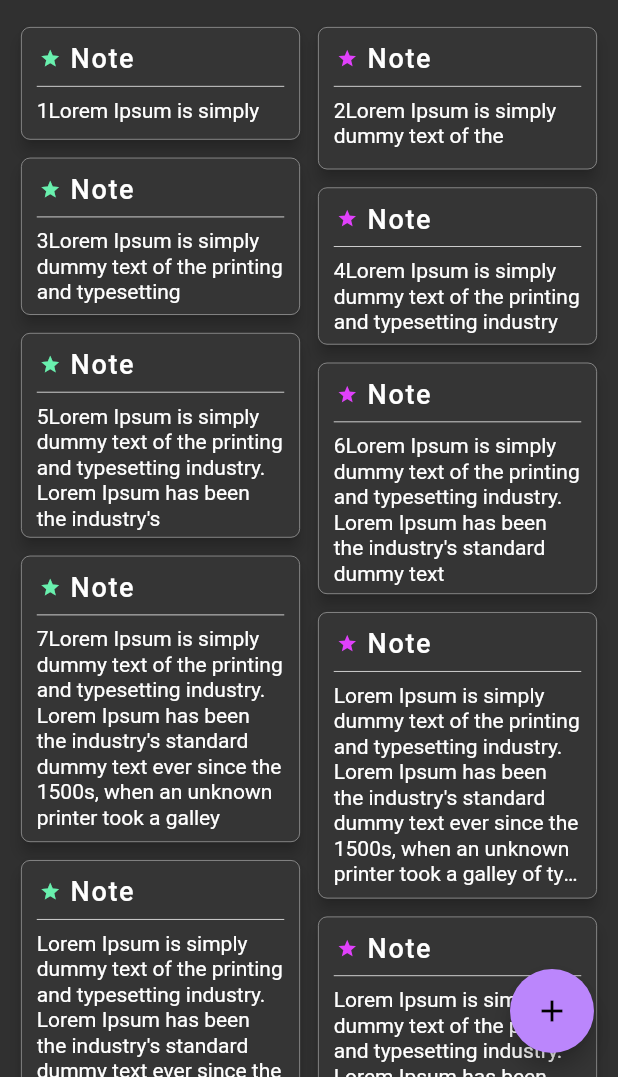
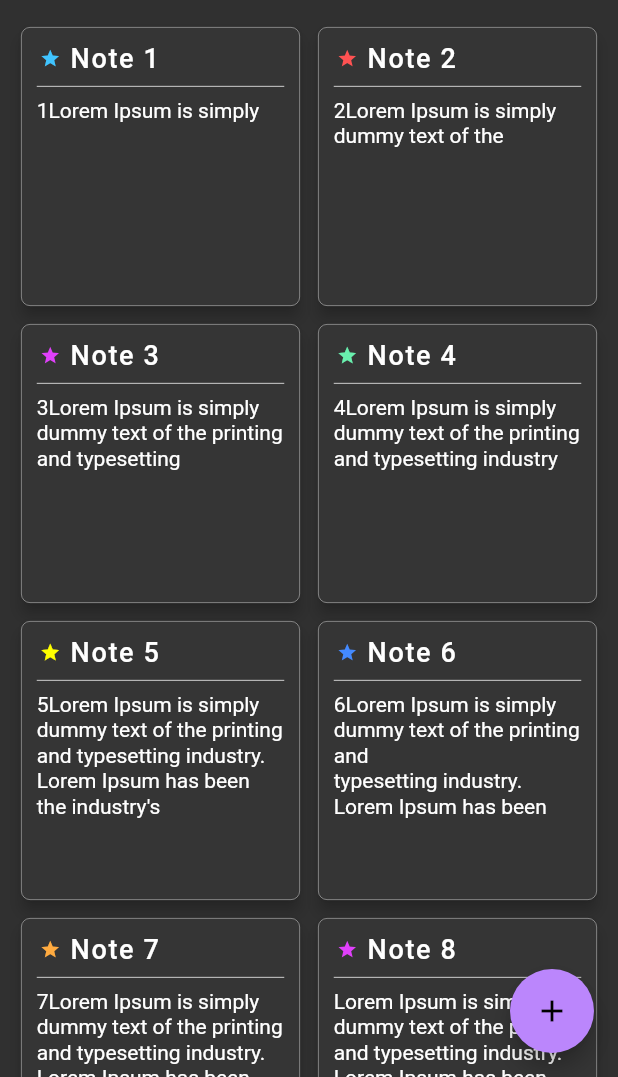
Before and after one commit to myidispg/notenow, a Flutter app: the screen it shows after launch, on a phone screen of 412 x 824 dp, the part 159-1236 px from its top. Run offline on Flutter 3.47's test engine with Material 2 defaults, Android fonts, the phone set to English and light mode, and no system bars.

Commit message:
Added Edit, Create and delete note functionality. Migrated to Flutter 2.0 and Null Safety. Removed Staggered Gridview for normal gridview

```diff
--- a/lib/constants.dart
+++ b/lib/constants.dart
@@ -16,3 +16,13 @@ const kNoteBoxNoteStyle = TextStyle(
     fontSize: 18.0,
     fontWeight: FontWeight.w500,
     letterSpacing: 1.1);
+
+const Map<int, Color> kLabelToColor = {
+  1: Colors.lightBlueAccent,
+  2: Colors.redAccent,
+  3: Colors.purpleAccent,
+  4: Colors.greenAccent,
+  5: Colors.yellowAccent,
+  6: Colors.blueAccent,
+  7: Colors.orangeAccent
+};
--- a/lib/models/note.dart
+++ b/lib/models/note.dart
@@ -1 +1,32 @@
-class Note {}
+class Note {
+  String? _title;
+  String _content;
+  int _label;
+
+  Note({String? title, required String content, int label = 1})
+      : this._title = title,
+        this._content = content,
+        this._label = label;
+
+  set noteTitle(String? newTitle) {
+    this._title = newTitle;
+  }
+
+  String? get noteTitle => this._title;
+
+  set noteContent(String newContent) {
+    this._content = newContent;
+  }
+
+  String get noteContent => this._content;
+
+  set noteLabel(int newLabel) {
+    this._label = _label;
+  }
+
+  int get noteLabel => this._label;
+
+  Note copy() {
+    return Note(title: this._title, content: this._content, label: this._label);
+  }
+}
--- a/lib/screens/home_screen.dart
+++ b/lib/screens/home_screen.dart
@@ -1,53 +1,121 @@
 import 'package:flutter/cupertino.dart';
 import 'package:flutter/material.dart';
-import 'package:flutter_staggered_grid_view/flutter_staggered_grid_view.dart';
+import 'package:notes_app/constants.dart';
+import 'package:notes_app/models/note.dart';
+import 'package:notes_app/models/notes.dart';
 import 'package:notes_app/screens/note_screen.dart';
 import 'package:notes_app/widgets/floating_search_bar.dart';
 import 'package:notes_app/widgets/home_nav_drawer.dart';
 import 'package:notes_app/widgets/note_box.dart';
 
-class HomeScreen extends StatelessWidget {
+class HomeScreen extends StatefulWidget {
+  @override
+  _HomeScreenState createState() => _HomeScreenState();
+}
+
+class _HomeScreenState extends State<HomeScreen> {
   final GlobalKey<ScaffoldState> _scaffoldKey = GlobalKey<ScaffoldState>();
 
-  final List<String> notes = [
-    "1Lorem Ipsum is simply ",
-    "2Lorem Ipsum is simply dummy text of the ",
+  Notes notes = Notes();
+
+  void initNotes() {
+    /// Creates a repository of dummy notes. The repository is empty be default.
+    List<Note> notesData = [
+      Note(title: "Note 1", content: "1Lorem Ipsum is simply "),
+      Note(
+          title: "Note 2",
+          content: "2Lorem Ipsum is simply dummy text of the ",
+          label: 2),
+      Note(
+          title: "Note 3",
+          content:
               "3Lorem Ipsum is simply dummy text of the printing and typesetting ",
+          label: 3),
+      Note(
+          title: "Note 4",
+          content:
               "4Lorem Ipsum is simply dummy text of the printing and typesetting industry",
+          label: 4),
+      Note(
+          title: "Note 5",
+          content:
               "5Lorem Ipsum is simply dummy text of the printing and typesetting industry. Lorem Ipsum has been the industry's",
-    "6Lorem Ipsum is simply dummy text of the printing and typesetting industry. Lorem Ipsum has been the industry's standard dummy text ",
+          label: 5),
+      Note(
+          title: "Note 6",
+          content:
+              "6Lorem Ipsum is simply dummy text of the printing and \ntypesetting industry. Lorem Ipsum has been \n\n\n\nthe industry's standard dummy text ",
+          label: 6),
+      Note(
+          title: "Note 7",
+          content:
               "7Lorem Ipsum is simply dummy text of the printing and typesetting industry. Lorem Ipsum has been the industry's standard dummy text ever since the 1500s, when an unknown printer took a galley",
+          label: 7),
+      Note(
+          title: "Note 8",
+          content:
               "Lorem Ipsum is simply dummy text of the printing and typesetting industry.\nLorem Ipsum has been the industry's standard dummy text ever since the 1500s, when an unknown printer took a galley of type and scrambled it to make a type specimen book. It has survived not only five centuries, but also the leap into electronic typesetting, remaining essentially unchanged. It was popularised in the 1960s with the release of Letraset sheets containing Lorem Ipsum passages, and more recently with desktop publishing software like Aldus PageMaker including versions of Lorem Ipsum.",
+          label: 3),
+      Note(
+          title: "Note 9",
+          content:
               "Lorem Ipsum is simply dummy text of the printing and typesetting industry.\nLorem Ipsum has been the industry's standard dummy text ever since the 1500s, when an unknown printer took a galley of type and scrambled it to make a type specimen book. It has survived not only five centuries, but also the leap into electronic typesetting, remaining essentially unchanged. It was popularised in the 1960s with the release of Letraset sheets containing Lorem Ipsum passages, and more recently with desktop publishing software like Aldus PageMaker including versions of Lorem Ipsum.",
+          label: 4),
+      Note(
+          title: "Note 10",
+          content:
               "Lorem Ipsum is simply dummy text of the printing and typesetting industry.\nLorem Ipsum has been the industry's standard dummy text ever since the 1500s, when an unknown printer took a galley of type and scrambled it to make a type specimen book. It has survived not only five centuries, but also the leap into electronic typesetting, remaining essentially unchanged. It was popularised in the 1960s with the release of Letraset sheets containing Lorem Ipsum passages, and more recently with desktop publishing software like Aldus PageMaker including versions of Lorem Ipsum.",
+          label: 1),
     ];
+    notesData.forEach((element) {
+      notes.saveNote(element);
+    });
+  }
 
-  StaggeredTile getStaggeredTile(int index) {
-    /// Need to decide the grid tile length based on text length.
-    /// The current layout looks good for 7 lines of text.
-    /// Max extent for 7 lines is 2.2 and min for 1 line is 0.95
-    double linesByCharCount = notes[index].length /
-        22; // This is the number of lines that the note is expected to occupy.
-    int expectedLinesToOccupy = ((linesByCharCount * 100).toInt() % 100) <= 40
-        ? linesByCharCount.floor()
-        : linesByCharCount.ceil();
+  void deleteNote(Note note) {
+    setState(() {
+      notes.deleteNote(note: note);
+    });
+  }
 
-    // final textSpan = TextSpan(text: notes[index], style: kNoteBoxNoteStyle);
-    // final textPainter =
-    //     TextPainter(text: textSpan, textDirection: TextDirection.ltr);
-    // textPainter.layout(maxWidth: widgetContext.size.width);
-    // print(textPainter.computeLineMetrics().length);
+  void saveNote(Note note, [int noteIndex = -1]) {
+    setState(() {
+      notes.saveNote(note, noteIndex);
+    });
+  }
 
-    print(
-        'GridView Log - Index: $index, Length/22: $expectedLinesToOccupy, exact: $linesByCharCount');
-    if (expectedLinesToOccupy == 1) return StaggeredTile.count(2, 0.88);
-    if (expectedLinesToOccupy == 2) return StaggeredTile.count(2, 1.08);
-    if (expectedLinesToOccupy == 3) return StaggeredTile.count(2, 1.18);
-    if (expectedLinesToOccupy == 4) return StaggeredTile.count(2, 1.20);
-    if (expectedLinesToOccupy == 5) return StaggeredTile.count(2, 1.5);
-    if (expectedLinesToOccupy == 6) return StaggeredTile.count(2, 1.68);
-    if (expectedLinesToOccupy == 7) return StaggeredTile.count(2, 1.85);
-    return StaggeredTile.count(2, 2.05); // If lines more than 7
+  // StaggeredTile getStaggeredTile(int index) {
+  //   /// Need to decide the grid tile length based on text length.
+  //   /// The current layout looks good for 7 lines of text.
+  //   /// Max extent for 7 lines is 2.2 and min for 1 line is 0.95
+  //   double linesByCharCount = notes.getNote(index).noteContent.length /
+  //       22; // This is the number of lines that the note is expected to occupy.
+  //   int expectedLinesToOccupy = ((linesByCharCount * 100).toInt() % 100) <= 40
+  //       ? linesByCharCount.floor()
+  //       : linesByCharCount.ceil();
+  //
+  //   // final textSpan = TextSpan(text: notes[index], style: kNoteBoxNoteStyle);
+  //   // final textPainter =
+  //   //     TextPainter(text: textSpan, textDirection: TextDirection.ltr);
+  //   // textPainter.layout(maxWidth: widgetContext.size.width);
+  //   // print(textPainter.computeLineMetrics().length);
+  //
+  //   print(
+  //       'GridView Log - Index: $index, Length/22: $expectedLinesToOccupy, exact: $linesByCharCount');
+  //   if (expectedLinesToOccupy == 1) return StaggeredTile.count(2, 0.88);
+  //   if (expectedLinesToOccupy == 2) return StaggeredTile.count(2, 1.08);
+  //   if (expectedLinesToOccupy == 3) return StaggeredTile.count(2, 1.18);
+  //   if (expectedLinesToOccupy == 4) return StaggeredTile.count(2, 1.20);
+  //   if (expectedLinesToOccupy == 5) return StaggeredTile.count(2, 1.5);
+  //   if (expectedLinesToOccupy == 6) return StaggeredTile.count(2, 1.68);
+  //   if (expectedLinesToOccupy == 7) return StaggeredTile.count(2, 1.85);
+  //   return StaggeredTile.count(2, 2.05); // If lines more than 7
+  // }
+
+  @override
+  void initState() {
+    super.initState();
+    initNotes();
   }
 
   @override
@@ -60,8 +128,14 @@ class HomeScreen extends StatelessWidget {
         ),
         backgroundColor: Color(0xffBB86FC),
         onPressed: () {
-          Navigator.of(context)
-              .push(MaterialPageRoute(builder: (context) => NoteScreen()));
+          Navigator.of(context).push(
+            MaterialPageRoute(
+              builder: (context) => NoteScreen(
+                note: Note(content: ""),
+                saveNoteCallback: saveNote,
+              ),
+            ),
+          );
         },
       ),
       drawer: HomeNavDrawer(),
@@ -84,13 +158,17 @@ class HomeScreen extends StatelessWidget {
               height: 10,
             ),
             Expanded(
-              child: StaggeredGridView.countBuilder(
+              child: GridView.builder(
+                gridDelegate: SliverGridDelegateWithFixedCrossAxisCount(
+                  crossAxisCount:
+                      MediaQuery.of(context).orientation == Orientation.portrait
+                          ? 2
+                          : 3,
                   crossAxisSpacing: 12,
                   mainAxisSpacing: 12,
+                ),
                 padding: EdgeInsets.symmetric(horizontal: 14, vertical: 8),
-                crossAxisCount: 4,
-                itemCount: notes.length,
-                physics: BouncingScrollPhysics(),
+                itemCount: notes.notesCount,
                 itemBuilder: (context, index) => Hero(
                   tag: 'note_box_$index',
                   child: GestureDetector(
@@ -99,19 +177,21 @@ class HomeScreen extends StatelessWidget {
                         MaterialPageRoute(
                           builder: (builder) => NoteScreen(
                             heroTag: 'note_box_$index',
+                            note: notes.getNote(index).copy(),
+                            deleteNoteCallback: deleteNote,
+                            saveNoteCallback: saveNote,
+                            noteIndex: index,
                           ),
                         ),
                       );
                     },
                     child: NoteBox(
-                      text: notes[index],
-                      labelColor: index % 2 == 0
-                          ? Colors.greenAccent
-                          : Colors.purpleAccent,
+                      title: notes.getNote(index).noteTitle,
+                      text: notes.getNote(index).noteContent,
+                      labelColor: kLabelToColor[notes.getNote(index).noteLabel],
                     ),
                   ),
                 ),
-                staggeredTileBuilder: getStaggeredTile,
               ),
             )
           ],
--- a/lib/widgets/floating_search_bar.dart
+++ b/lib/widgets/floating_search_bar.dart
@@ -2,13 +2,11 @@ import 'package:flutter/material.dart';
 import 'package:notes_app/constants.dart';
 
 class FloatingSearchBar extends StatelessWidget {
-  const FloatingSearchBar({
-    Key key,
-    @required GlobalKey<ScaffoldState> scaffoldKey,
-  })  : _scaffoldKey = scaffoldKey,
-        super(key: key);
+  final GlobalKey<ScaffoldState> _scaffoldKey;
 
-  final GlobalKey<ScaffoldState> _scaffoldKey;
+  FloatingSearchBar({
+    required GlobalKey<ScaffoldState> scaffoldKey,
+  }) : _scaffoldKey = scaffoldKey;
 
   @override
   Widget build(BuildContext context) {
@@ -29,7 +27,7 @@ class FloatingSearchBar extends StatelessWidget {
             children: [
               GestureDetector(
                 onTap: () {
-                  _scaffoldKey.currentState.openDrawer();
+                  _scaffoldKey.currentState?.openDrawer();
                 },
                 child: Icon(Icons.menu, size: kIconSize),
               ),
--- a/lib/widgets/home_nav_drawer.dart
+++ b/lib/widgets/home_nav_drawer.dart
@@ -3,10 +3,6 @@ import 'package:notes_app/constants.dart';
 import 'package:notes_app/widgets/about_section.dart';
 
 class HomeNavDrawer extends StatefulWidget {
-  const HomeNavDrawer({
-    Key key,
-  }) : super(key: key);
-
   @override
   _HomeNavDrawerState createState() => _HomeNavDrawerState();
 }
--- a/lib/widgets/note_box.dart
+++ b/lib/widgets/note_box.dart
@@ -2,16 +2,11 @@ import 'package:flutter/material.dart';
 import 'package:notes_app/constants.dart';
 
 class NoteBox extends StatelessWidget {
-  final Color labelColor;
+  Color? labelColor;
   final text;
-  final title;
+  final String? title;
 
-  const NoteBox(
-      {Key key,
-      this.labelColor = Colors.purpleAccent,
-      this.text,
-      this.title = "Note"})
-      : super(key: key);
+  NoteBox({required this.labelColor, required this.text, this.title});
 
   @override
   Widget build(BuildContext context) {
@@ -43,10 +38,9 @@ class NoteBox extends StatelessWidget {
                       ),
                       Padding(
                         padding: const EdgeInsets.symmetric(horizontal: 6),
-                        child: Text(
-                          this.title,
-                          style: kNoteBoxNoteStyle,
-                        ),
+                        child: Text(this.title ?? "Note",
+                            style: kNoteBoxNoteStyle,
+                            overflow: TextOverflow.ellipsis),
                       )
                     ],
                   ),
```
Also changed, not shown: lib/models/notes.dart (added, +28 -0 lines), lib/screens/note_screen.dart (+71 -12 lines), lib/widgets/about_section.dart (+7 -3 lines), lib/widgets/note_writing_section.dart (+36 -10 lines), pubspec.yaml (+4 -3 lines), assets/icons/flutter.png (added), pubspec.lock. Lines whose indentation alone changed are shown as unchanged.
